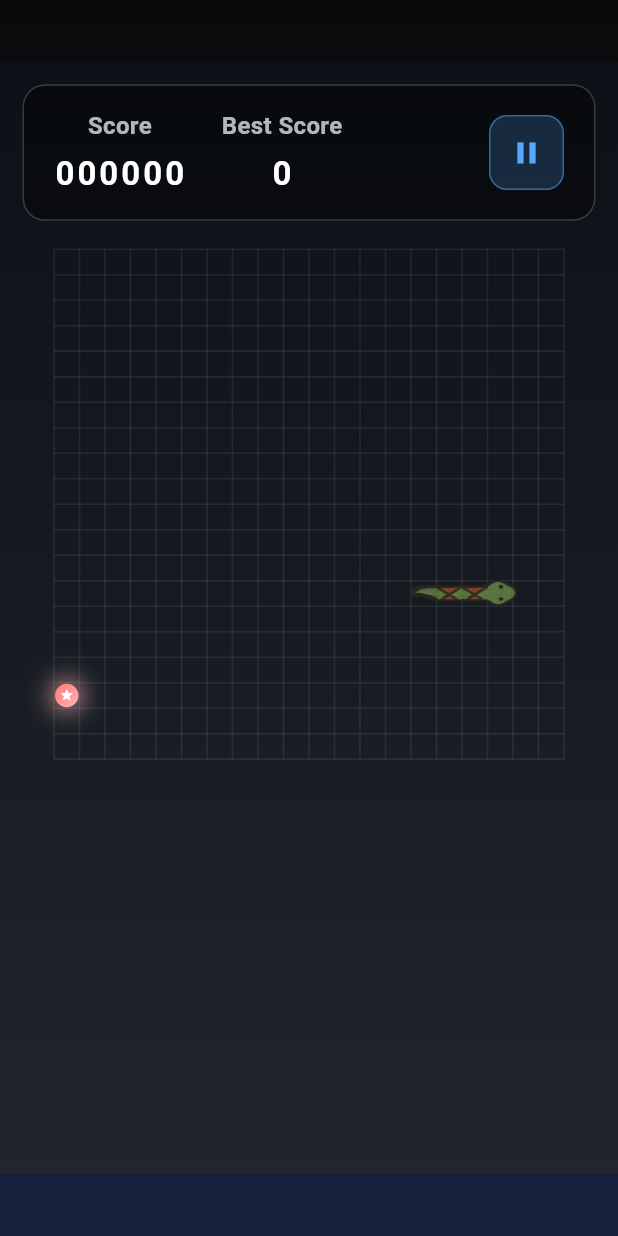
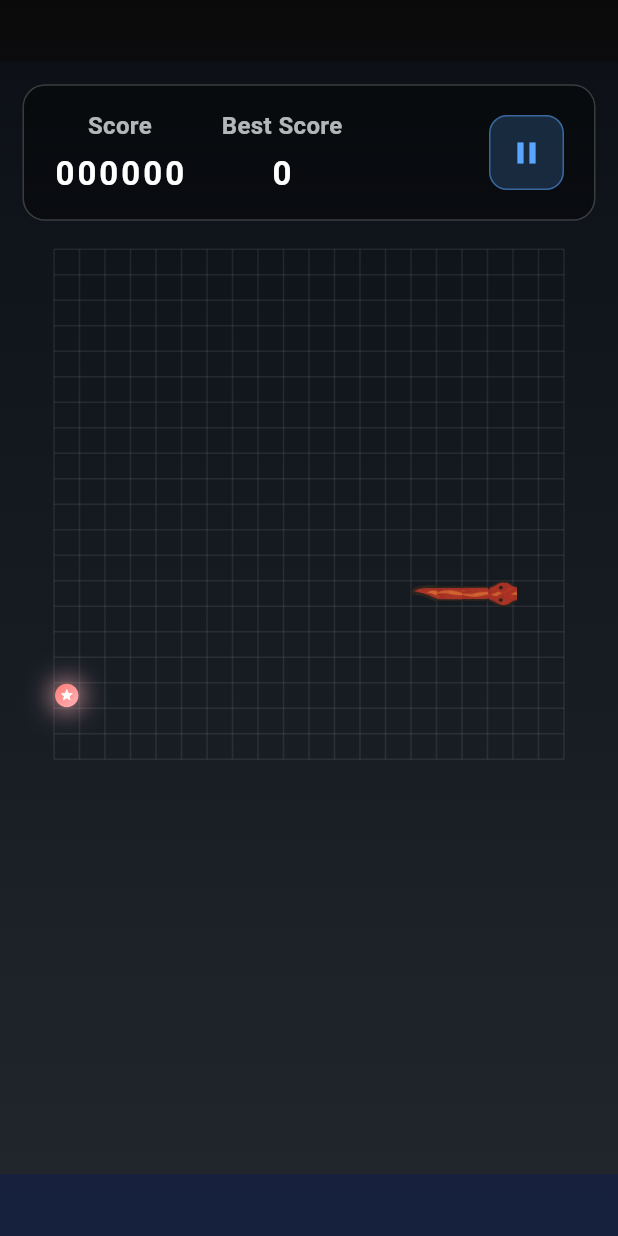
Before and after one commit to YoussefGhonem1/snake_game, a Flutter app: the FreeModeGameScreen screen opened by its route, on a phone screen of 412 x 824 dp. Run offline on Flutter 3.47's test engine with Material 3 defaults, Android fonts, the phone set to English and light mode, and no system bars; our stand-ins replace audioplayers, easy_localization, firebase_core, firebase_messaging, lottie, percent_indicator and 2 more; accounts and stored records are empty.

Commit message:
add fire snake

```diff
--- a/lib/view/game/free_mode_game_screen.dart
+++ b/lib/view/game/free_mode_game_screen.dart
@@ -75,7 +75,7 @@ class _FreeModeGameScreenState extends State<FreeModeGameScreen> {
                         height: height * 0.65, // Reduced for better centering
                         width: width * 0.95, // Slight margin on sides
                         startIndex: widget.startLevelIndex,
-                        selectedSnakeIndex: 3,
+                        selectedSnakeIndex: 4,
                       ),
                     ),
                   ),
--- a/lib/view/snakes_store/data/snake_designs_data.dart
+++ b/lib/view/snakes_store/data/snake_designs_data.dart
@@ -91,13 +91,24 @@ class SnakeDesignsData {
     ),
     SnakeDesign(
       //4
-      name: 'neon_snake'.tr(),
+      name: 'Fire_Snake'.tr(),
       headColor: Color(0xFF00FF41),
       bodyColor: Color(0xFF00CC33),
       price: 250,
       requiredLevel: 10,
-      imgPaths: ['assets/images/snakeShapes/redSnake.jpg'],
-      fit: BoxFit.contain,
+      imgPaths: [
+        'assets/images/firesnake/head.png',
+        'assets/images/firesnake/tail.png',
+        'assets/images/firesnake/horizontal00.png',
+        'assets/images/firesnake/horizontal01.png',
+        'assets/images/firesnake/vertical00.png',
+        'assets/images/firesnake/vertical01.png',
+        'assets/images/firesnake/bottom-right.png',
+        'assets/images/firesnake/bottom-left.png',
+        'assets/images/firesnake/top-right.png',
+        'assets/images/firesnake/top-left.png',
+      ],
+      fit: BoxFit.fill,
     ),
     SnakeDesign(
       //5
--- a/pubspec.yaml
+++ b/pubspec.yaml
@@ -74,6 +74,7 @@ flutter:
      - assets/images/new/
      - assets/images/thirdsnake/
      - assets/images/fourthsnake/
+     - assets/images/firesnake/
   # An image asset can refer to one or more resolution-specific "variants", see
   # https://flutter.dev/to/resolution-aware-images
   # For details regarding adding assets from package dependencies, see
```
Also changed, not shown: assets/images/firesnake/bottom-left.png (added), assets/images/firesnake/bottom-right.png (added), assets/images/firesnake/head.png (added), assets/images/firesnake/horizontal00.png (added), assets/images/firesnake/horizontal01.png (added), assets/images/firesnake/tail.png (added), assets/images/firesnake/top-left.png (added), assets/images/firesnake/top-right.png (added), assets/images/firesnake/vertical00.png (added), assets/images/firesnake/vertical01.png (added).
